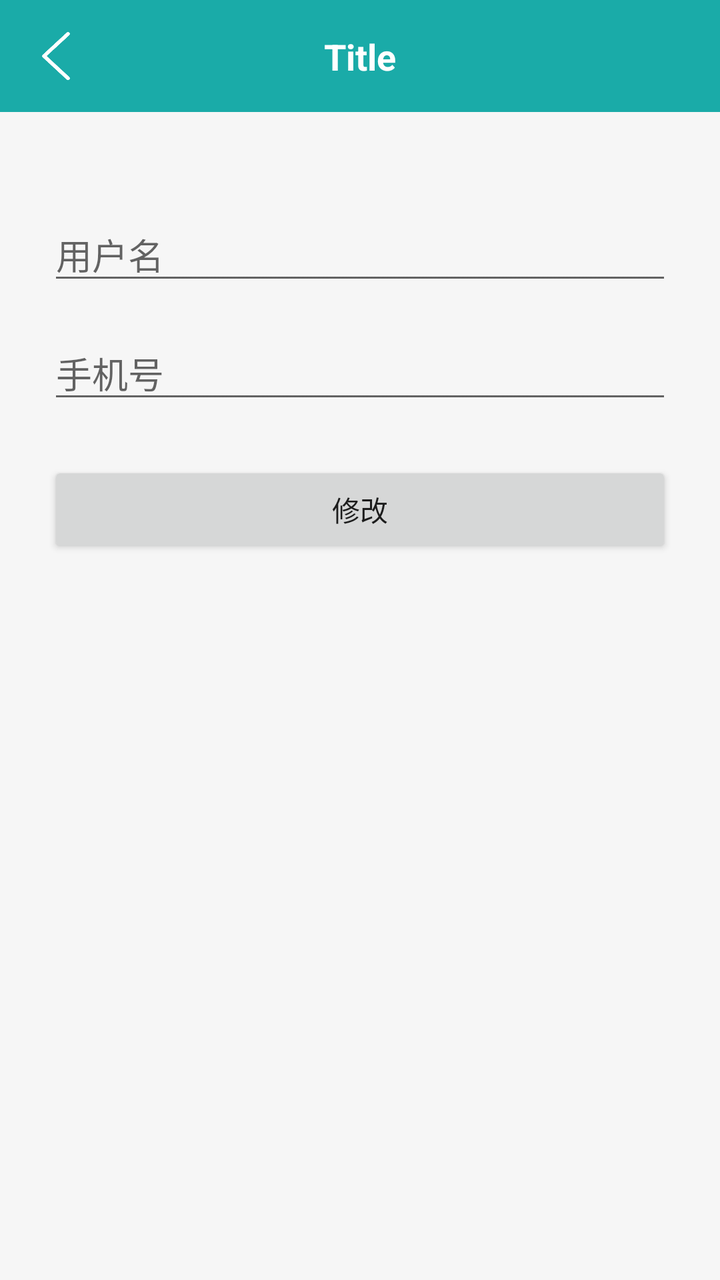
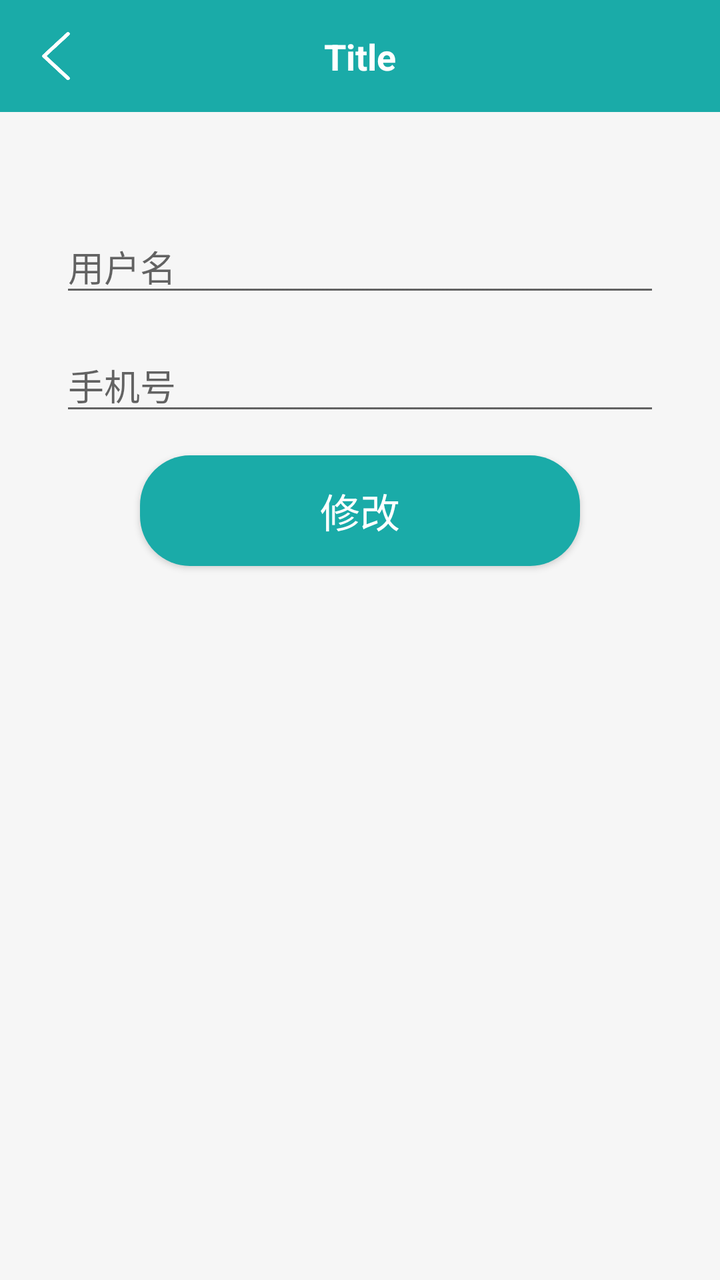

Screens rendered from an Android XML layout before and after an edit, with the pre-edit source and the edit as a unified diff.
<!-- AndroidManifest.xml: application theme Theme.Note -->
<!-- res/layout/fragment_edit_info.xml -->
<?xml version="1.0" encoding="utf-8"?>
<layout xmlns:android="http://schemas.android.com/apk/res/android"
    xmlns:app="http://schemas.android.com/apk/res-auto">

    <LinearLayout
        android:layout_width="match_parent"
        android:layout_height="match_parent"
        android:orientation="vertical"
        android:background="@color/main_grey_bg">

        <include
            android:id="@+id/includeToolbar"
            layout="@layout/item_toolbar" />

        <androidx.constraintlayout.widget.ConstraintLayout
            android:layout_width="match_parent"
            android:layout_height="0dp"
            android:layout_weight="1"
            android:padding="24dp">

        <EditText
            android:id="@+id/etUsername"
            android:layout_width="0dp"
            android:layout_height="wrap_content"
            android:layout_marginTop="24dp"
            android:hint="用户名"
            android:maxLines="1"
            app:layout_constraintTop_toTopOf="parent"
            app:layout_constraintStart_toStartOf="parent"
            app:layout_constraintEnd_toEndOf="parent" />

        <EditText
            android:id="@+id/etPhone"
            android:layout_width="0dp"
            android:layout_height="wrap_content"
            android:layout_marginTop="16dp"
            android:hint="手机号"
            android:inputType="phone"
            android:maxLines="1"
            app:layout_constraintTop_toBottomOf="@id/etUsername"
            app:layout_constraintStart_toStartOf="parent"
            app:layout_constraintEnd_toEndOf="parent" />

        <Button
            android:id="@+id/btnUpdateInfo"
            android:layout_width="0dp"
            android:layout_height="wrap_content"
            android:layout_marginTop="24dp"
            android:text="修改"
            app:layout_constraintTop_toBottomOf="@id/etPhone"
            app:layout_constraintStart_toStartOf="parent"
            app:layout_constraintEnd_toEndOf="parent" />

    </androidx.constraintlayout.widget.ConstraintLayout>

    </LinearLayout>
</layout>
<!-- res/layout/item_toolbar.xml (included above) -->
<?xml version="1.0" encoding="utf-8"?>
<LinearLayout
    xmlns:android="http://schemas.android.com/apk/res/android"
    xmlns:app="http://schemas.android.com/apk/res-auto"
    android:layout_width="match_parent"
    android:layout_height="wrap_content"
    android:orientation="vertical"
    android:background="?attr/colorPrimary">

    
    <View
        android:id="@+id/statusBarSpacer"
        android:layout_width="match_parent"
        android:layout_height="0dp" />

    
    <androidx.constraintlayout.widget.ConstraintLayout
        android:layout_width="match_parent"
        android:layout_height="56dp"
        android:background="@color/main_color">

        <ImageView
            android:id="@+id/ivBack"
            android:layout_width="40dp"
            android:layout_height="40dp"
            android:layout_marginStart="8dp"
            android:padding="8dp"
            android:src="@drawable/ic_back"
            app:layout_constraintBottom_toBottomOf="parent"
            app:layout_constraintStart_toStartOf="parent"
            app:layout_constraintTop_toTopOf="parent"/>

        <TextView
            android:id="@+id/tvTitle"
            android:layout_width="0dp"
            android:layout_height="wrap_content"
            android:ellipsize="end"
            android:gravity="center"
            android:maxLines="1"
            android:text="Title"
            android:textColor="@android:color/white"
            android:textSize="18sp"
            android:textStyle="bold"
            android:layout_marginStart="56dp"
            android:layout_marginEnd="56dp"
            app:layout_constraintBottom_toBottomOf="@id/ivBack"
            app:layout_constraintEnd_toEndOf="parent"
            app:layout_constraintStart_toStartOf="parent"
            app:layout_constraintTop_toTopOf="@id/ivBack"/>
    </androidx.constraintlayout.widget.ConstraintLayout>

</LinearLayout>
<!-- resources referenced by this layout -->
<resources>
  <color name="main_color">#1AABA8</color>
  <color name="main_grey_bg">#f6f6f6</color>
  <!-- drawable ic_back: png bitmap (drawable, 2843 bytes) -->
  <style name="Theme.Note" parent="Theme.AppCompat.Light.NoActionBar" />
</resources>

<!-- the commit's change to res/layout/fragment_edit_info.xml (unified diff, before → after) -->
@@ -16,7 +16,7 @@
             android:layout_width="match_parent"
             android:layout_height="0dp"
             android:layout_weight="1"
-            android:padding="24dp">
+            android:padding="30dp">
 
         <EditText
             android:id="@+id/etUsername"
@@ -41,15 +41,21 @@
             app:layout_constraintStart_toStartOf="parent"
             app:layout_constraintEnd_toEndOf="parent" />
 
-        <Button
-            android:id="@+id/btnUpdateInfo"
-            android:layout_width="0dp"
-            android:layout_height="wrap_content"
-            android:layout_marginTop="24dp"
-            android:text="修改"
-            app:layout_constraintTop_toBottomOf="@id/etPhone"
-            app:layout_constraintStart_toStartOf="parent"
-            app:layout_constraintEnd_toEndOf="parent" />
+            <Button
+                android:id="@+id/btnUpdateInfo"
+                android:layout_width="match_parent"
+                android:layout_height="wrap_content"
+                android:gravity="center"
+                android:text="修改"
+                android:textColor="@color/white"
+                android:textSize="20sp"
+                android:background="@drawable/bg_button"
+                android:paddingVertical="13dp"
+                android:layout_marginHorizontal="40dp"
+                android:layout_marginTop="15dp"
+                app:layout_constraintEnd_toEndOf="parent"
+                app:layout_constraintStart_toStartOf="parent"
+                app:layout_constraintTop_toBottomOf="@+id/etPhone"/>
 
     </androidx.constraintlayout.widget.ConstraintLayout>
 
<!-- resource entries referenced after the edit -->
@@ -2,6 +2,15 @@
 <resources>
   <color name="main_color">#1AABA8</color>
   <color name="main_grey_bg">#f6f6f6</color>
+  <color name="white">#FFFFFF</color>
+  <!-- drawable bg_button (drawable) -->
+  <?xml version="1.0" encoding="utf-8"?>
+  <shape xmlns:android="http://schemas.android.com/apk/res/android">
+  
+      <corners android:radius="25dp"/>
+  
+      <solid android:color="@color/main_color"/>
+  </shape>
   <!-- drawable ic_back: png bitmap (drawable, 2843 bytes) -->
   <style name="Theme.Note" parent="Theme.AppCompat.Light.NoActionBar" />
 </resources>
